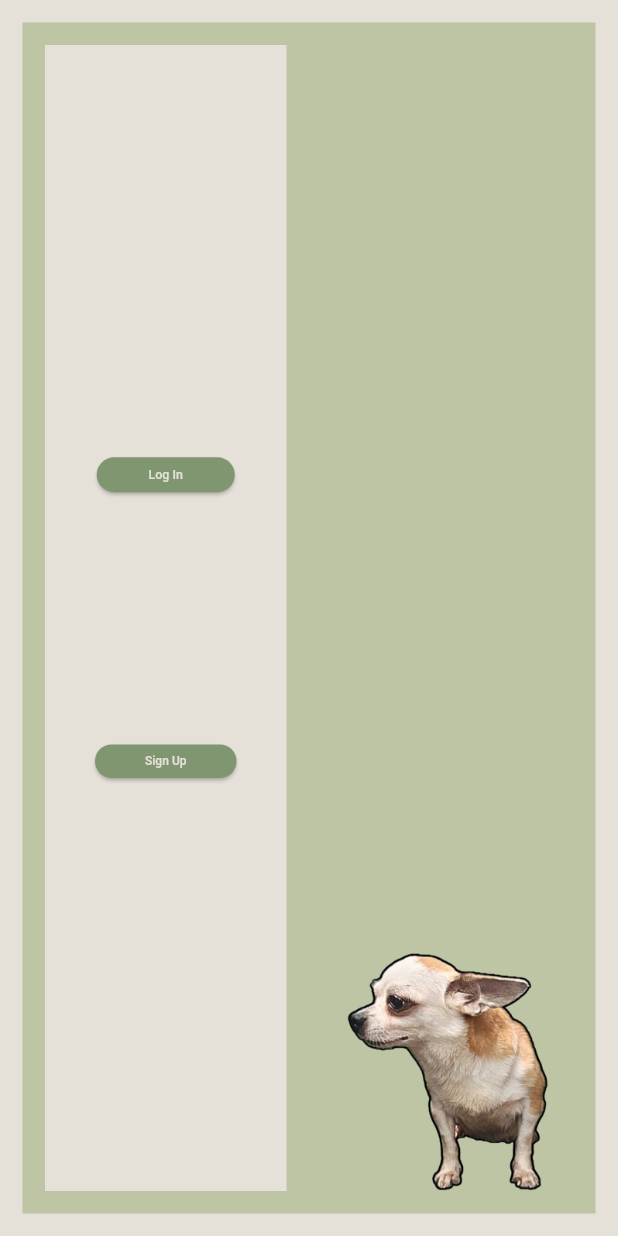
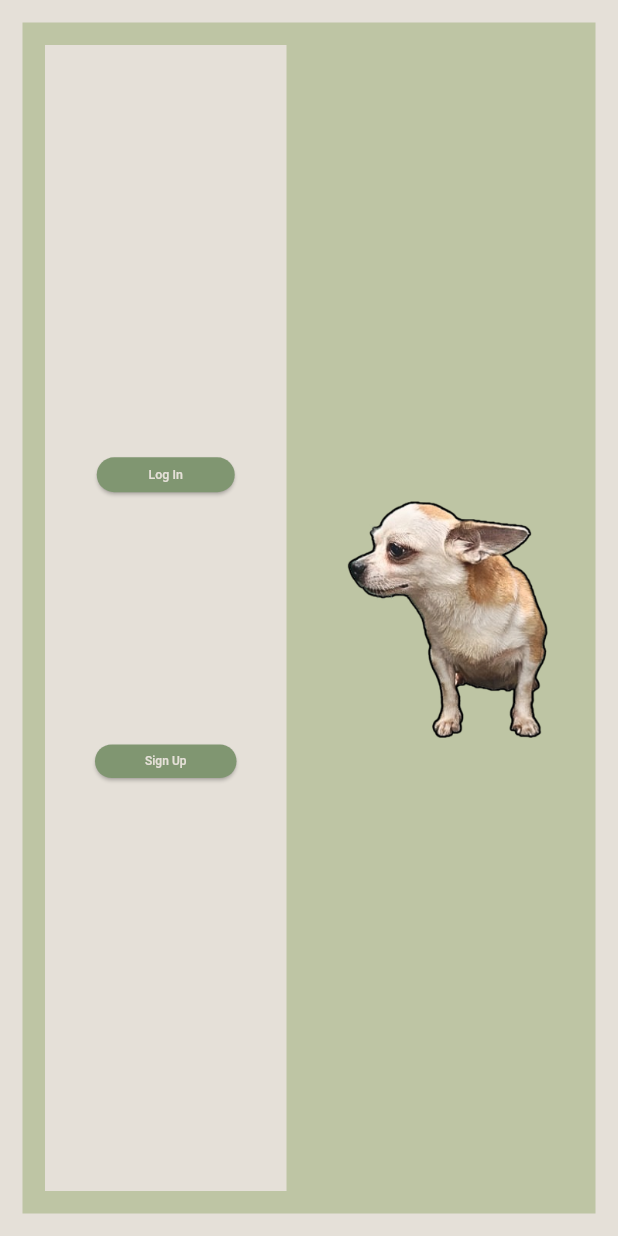
Before and after one commit to RedFlameKen/chiwi, a Flutter app: the screen it shows after launch, after a tap on "Get Started", on a phone screen of 412 x 824 dp. Run offline on Flutter 3.47's test engine with Material 3 defaults, Android fonts, the phone set to English and light mode, and no system bars; our stand-ins replace loading_animation_widget; missing offline and left inert: cryptography, dart:js_interop, flutter_sound; accounts and stored records are empty.

Commit message:
fix: center chiwi

```diff
--- a/lib/pages/login_or_signup.dart
+++ b/lib/pages/login_or_signup.dart
@@ -18,7 +18,7 @@ class LoginOrSignupPage extends StatelessWidget {
           Spacer(flex: 1),
         ],
       ),
-      rightChild: ChiwiWidget(),
+      rightChild: Center(child: ChiwiWidget()),
     );
   }
 }
--- a/lib/pages/login_page.dart
+++ b/lib/pages/login_page.dart
@@ -14,7 +14,7 @@ class _LoginPageState extends State<LoginPage> {
   Widget build(BuildContext context) {
     return TwoSectionPage(
       leftChild: LoginForm(),
-      rightChild: ChiwiWidget(),
+      rightChild: Center(child: ChiwiWidget()),
     );
   }
 }
--- a/lib/pages/main_menu_page.dart
+++ b/lib/pages/main_menu_page.dart
@@ -56,7 +56,7 @@ class MainMenuPage extends StatelessWidget {
           Spacer(flex: 1),
         ],
       ),
-      rightChild: ChiwiWidget(),
+      rightChild: Center(child: ChiwiWidget()),
     );
   }
 }
--- a/lib/pages/signup_page.dart
+++ b/lib/pages/signup_page.dart
@@ -13,7 +13,7 @@ class _SignupPageState extends State<SignupPage> {
   Widget build(BuildContext context) {
     return TwoSectionPage(
       leftChild: SignupForm(),
-      rightChild: ChiwiWidget(),
+      rightChild: Center(child: ChiwiWidget()),
     );
   }
 }
```
